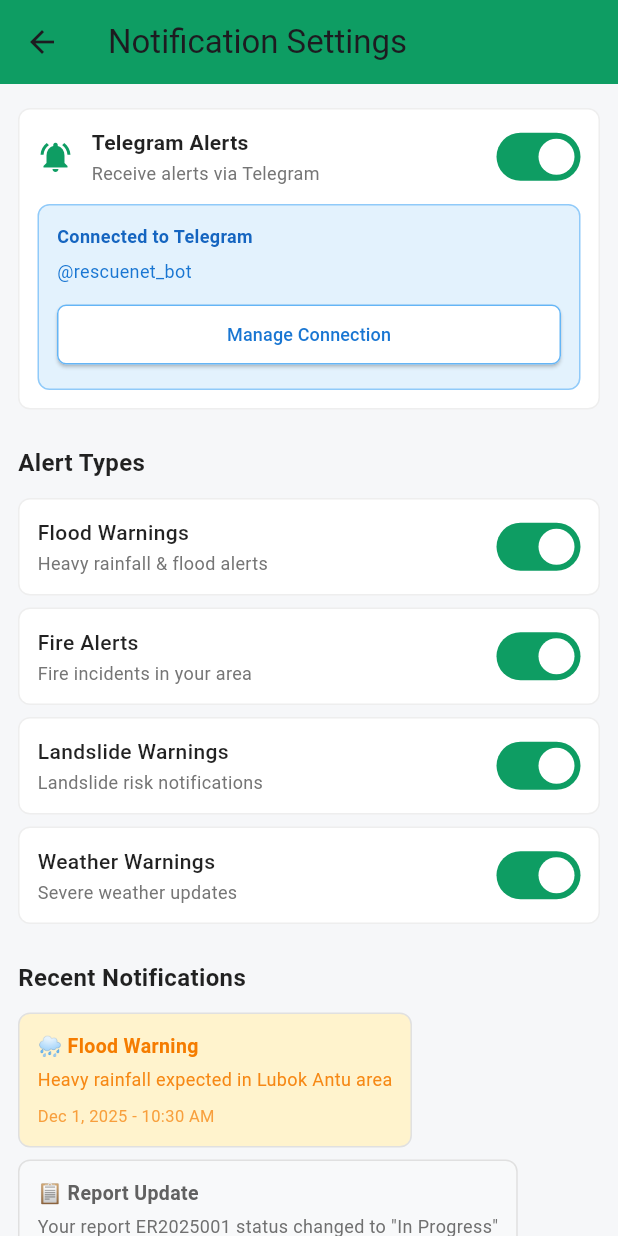
After one commit to natd23111/LubokAntuRescueNet, a Flutter app: the NotificationSettingsScreen screen opened directly, on a phone screen of 412 x 824 dp. The commit adds this screen. Run offline on Flutter 3.47's test engine with Material 3 defaults, Android fonts, the phone set to English and light mode, and no system bars; our stand-ins replace dio, firebase_core, shared_preferences; accounts and stored records are empty; generated files the repository leaves out were written again; network calls fail.

Commit message:
feat: Enhance user profile management with account info retrieval and notification settings

```diff
--- a/Lar-Frontend/lib/providers/auth_provider.dart
+++ b/Lar-Frontend/lib/providers/auth_provider.dart
@@ -11,6 +11,9 @@ class AuthProvider with ChangeNotifier {
   String? userEmail;
   String? userPhone;
   String? userAddress;
+  String? memberSince;
+  String? userId;
+  String? accountStatus;
 
   Future<bool> login(String email, String password) async {
     isLoading = true;
@@ -59,6 +62,21 @@ class AuthProvider with ChangeNotifier {
     }
   }
 
+  Future<void> fetchAccountInfo() async {
+    try {
+      final response = await _api.get(ApiConstants.userProfile);
+
+      if (response.data['success']) {
+        memberSince = response.data['account_info']['member_since'];
+        userId = response.data['account_info']['user_id'];
+        accountStatus = response.data['account_info']['status'];
+        notifyListeners();
+      }
+    } catch (e) {
+      print('Error fetching account info: $e');
+    }
+  }
+
   Future<void> logout() async {
     try {
       await StorageUtil.clearToken();
@@ -67,6 +85,9 @@ class AuthProvider with ChangeNotifier {
       userEmail = null;
       userPhone = null;
       userAddress = null;
+      memberSince = null;
+      userId = null;
+      accountStatus = null;
       notifyListeners();
     } catch (e) {
       print('Logout error: $e');
--- a/Lar-Frontend/lib/screens/citizen_dashboard.dart
+++ b/Lar-Frontend/lib/screens/citizen_dashboard.dart
@@ -5,6 +5,7 @@ import 'emergency/emergency_list.dart';
 import 'aid/aid_list.dart';
 import 'bantuan/bantuan_list.dart';
 import 'profile/profile_screen.dart';
+import 'notifications/notification_settings_screen.dart';
 
 class HomeScreen extends StatefulWidget {
   @override
@@ -105,7 +106,10 @@ class _HomeScreenState extends State<HomeScreen> {
                     Navigator.push(context, MaterialPageRoute(builder: (_) => ProfileScreen()));
                     _toggleMenu();
                   }),
-                  _menuItem(Icons.notifications, 'Notification Settings', onTap: () {}),
+                  _menuItem(Icons.notifications, 'Notification Settings', onTap: () {
+                    Navigator.push(context, MaterialPageRoute(builder: (_) => NotificationSettingsScreen()));
+                    _toggleMenu();
+                  }),
                   Divider(),
                   _menuItem(Icons.logout, 'Logout', color: Colors.red, onTap: () {
                     _logout(context);
--- /dev/null
+++ b/Lar-Frontend/lib/screens/notifications/notification_settings_screen.dart
@@ -0,0 +1,376 @@
+import 'package:flutter/material.dart';
+
+class NotificationSettingsScreen extends StatefulWidget {
+  @override
+  _NotificationSettingsScreenState createState() => _NotificationSettingsScreenState();
+}
+
+class _NotificationSettingsScreenState extends State<NotificationSettingsScreen> {
+  bool _telegramEnabled = true;
+  bool _floodAlerts = true;
+  bool _fireAlerts = true;
+  bool _landslideAlerts = true;
+  bool _weatherWarnings = true;
+
+  @override
+  Widget build(BuildContext context) {
+    final primaryGreen = Color(0xFF0E9D63);
+
+    return Scaffold(
+      backgroundColor: Color(0xFFF6F7F9),
+      appBar: AppBar(
+        backgroundColor: primaryGreen,
+        title: Text('Notification Settings'),
+        leading: IconButton(
+          icon: Icon(Icons.arrow_back),
+          onPressed: () => Navigator.pop(context),
+        ),
+        elevation: 0,
+      ),
+      body: SingleChildScrollView(
+        child: Padding(
+          padding: EdgeInsets.symmetric(horizontal: 12, vertical: 16),
+          child: Column(
+            crossAxisAlignment: CrossAxisAlignment.start,
+            children: [
+              // Telegram Integration Section
+              _buildTelegramSection(primaryGreen),
+
+              SizedBox(height: 24),
+
+              // Alert Types Section
+              Text(
+                'Alert Types',
+                style: TextStyle(fontSize: 16, fontWeight: FontWeight.w600, color: Colors.black87),
+              ),
+
+              SizedBox(height: 12),
+
+              // Flood Alerts
+              _buildAlertToggle(
+                'Flood Warnings',
+                'Heavy rainfall & flood alerts',
+                _floodAlerts,
+                (value) => setState(() => _floodAlerts = value),
+              ),
+
+              SizedBox(height: 8),
+
+              // Fire Alerts
+              _buildAlertToggle(
+                'Fire Alerts',
+                'Fire incidents in your area',
+                _fireAlerts,
+                (value) => setState(() => _fireAlerts = value),
+              ),
+
+              SizedBox(height: 8),
+
+              // Landslide Alerts
+              _buildAlertToggle(
+                'Landslide Warnings',
+                'Landslide risk notifications',
+                _landslideAlerts,
+                (value) => setState(() => _landslideAlerts = value),
+              ),
+
+              SizedBox(height: 8),
+
+              // Weather Warnings
+              _buildAlertToggle(
+                'Weather Warnings',
+                'Severe weather updates',
+                _weatherWarnings,
+                (value) => setState(() => _weatherWarnings = value),
+              ),
+
+              SizedBox(height: 24),
+
+              // Recent Notifications Section
+              Text(
+                'Recent Notifications',
+                style: TextStyle(fontSize: 16, fontWeight: FontWeight.w600, color: Colors.black87),
+              ),
+
+              SizedBox(height: 12),
+
+              // Flood Warning Notification
+              _buildNotificationCard(
+                '🌧️ Flood Warning',
+                'Heavy rainfall expected in Lubok Antu area',
+                'Dec 1, 2025 - 10:30 AM',
+                Color(0xFFFFF3CD),
+                Colors.orange.shade700,
+              ),
+
+              SizedBox(height: 8),
+
+              // Report Update Notification
+              _buildNotificationCard(
+                '📋 Report Update',
+                'Your report ER2025001 status changed to "In Progress"',
+                'Nov 29, 2025 - 4:15 PM',
+                Color(0xFFF8F9FA),
+                Colors.grey.shade700,
+              ),
+
+              SizedBox(height: 8),
+
+              // Aid Program Notification
+              _buildNotificationCard(
+                '🤝 New Aid Program',
+                'B40 Financial Assistance 2025 is now available',
+                'Nov 28, 2025 - 9:00 AM',
+                Color(0xFFF8F9FA),
+                Colors.grey.shade700,
+              ),
+
+              SizedBox(height: 24),
+
+              // Back Button
+              SizedBox(
+                width: double.infinity,
+                child: ElevatedButton(
+                  onPressed: () => Navigator.pop(context),
+                  style: ElevatedButton.styleFrom(
+                    backgroundColor: Colors.white,
+                    foregroundColor: Colors.grey.shade700,
+                    side: BorderSide(color: Colors.grey.shade300),
+                    padding: EdgeInsets.symmetric(vertical: 12),
+                    shape: RoundedRectangleBorder(
+                      borderRadius: BorderRadius.circular(8),
+                    ),
+                  ),
+                  child: Text(
+                    'Back',
+                    style: TextStyle(fontWeight: FontWeight.w500),
+                  ),
+                ),
+              ),
+
+              SizedBox(height: 16),
+            ],
+          ),
+        ),
+      ),
+    );
+  }
+
+  Widget _buildTelegramSection(Color primaryGreen) {
+    return Container(
+      padding: EdgeInsets.all(12),
+      decoration: BoxDecoration(
+        color: Colors.white,
+        borderRadius: BorderRadius.circular(8),
+        border: Border.all(color: Colors.grey.shade200),
+      ),
+      child: Column(
+        children: [
+          Row(
+            children: [
+              Icon(
+                _telegramEnabled ? Icons.notifications_active : Icons.notifications_off,
+                color: _telegramEnabled ? primaryGreen : Colors.grey.shade400,
+              ),
+              SizedBox(width: 12),
+              Expanded(
+                child: Column(
+                  crossAxisAlignment: CrossAxisAlignment.start,
+                  children: [
+                    Text(
+                      'Telegram Alerts',
+                      style: TextStyle(fontSize: 14, fontWeight: FontWeight.w600, color: Colors.black87),
+                    ),
+                    SizedBox(height: 2),
+                    Text(
+                      'Receive alerts via Telegram',
+                      style: TextStyle(fontSize: 12, color: Colors.grey.shade600),
+                    ),
+                  ],
+                ),
+              ),
+              SizedBox(width: 12),
+              _buildToggleSwitch(_telegramEnabled, (value) => setState(() => _telegramEnabled = value), primaryGreen),
+            ],
+          ),
+          SizedBox(height: 12),
+          if (_telegramEnabled)
+            Container(
+              padding: EdgeInsets.all(12),
+              decoration: BoxDecoration(
+                color: Color(0xFFE3F2FD),
+                borderRadius: BorderRadius.circular(8),
+                border: Border.all(color: Colors.blue.shade200),
+              ),
+              child: Column(
+                crossAxisAlignment: CrossAxisAlignment.start,
+                children: [
+                  Text(
+                    'Connected to Telegram',
+                    style: TextStyle(fontSize: 12, fontWeight: FontWeight.w600, color: Colors.blue.shade800),
+                  ),
+                  SizedBox(height: 6),
+                  Text(
+                    '@rescuenet_bot',
+                    style: TextStyle(fontSize: 12, color: Colors.blue.shade700),
+                  ),
+                  SizedBox(height: 10),
+                  SizedBox(
+                    width: double.infinity,
+                    child: ElevatedButton(
+                      onPressed: () {},
+                      style: ElevatedButton.styleFrom(
+                        backgroundColor: Colors.white,
+                        foregroundColor: Colors.blue.shade700,
+                        side: BorderSide(color: Colors.blue.shade300),
+                        padding: EdgeInsets.symmetric(vertical: 8),
+                        shape: RoundedRectangleBorder(
+                          borderRadius: BorderRadius.circular(6),
+                        ),
+                      ),
+                      child: Text(
+                        'Manage Connection',
+                        style: TextStyle(fontSize: 12),
+                      ),
+                    ),
+                  ),
+                ],
+              ),
+            )
+          else
+            Container(
+              padding: EdgeInsets.all(12),
+              decoration: BoxDecoration(
+                color: Color(0xFFF5F5F5),
+                borderRadius: BorderRadius.circular(8),
+                border: Border.all(color: Colors.grey.shade300),
+              ),
+              child: Column(
+                crossAxisAlignment: CrossAxisAlignment.start,
+                children: [
+                  Text(
+                    'Connect your Telegram account to receive instant alerts',
+                    style: TextStyle(fontSize: 12, color: Colors.grey.shade600),
+                  ),
+                  SizedBox(height: 10),
+                  SizedBox(
+                    width: double.infinity,
+                    child: ElevatedButton(
+                      onPressed: () {},
+                      style: ElevatedButton.styleFrom(
+                        backgroundColor: Color(0xFF0E9D63),
+                        foregroundColor: Colors.white,
+                        padding: EdgeInsets.symmetric(vertical: 8),
+                        shape: RoundedRectangleBorder(
+                          borderRadius: BorderRadius.circular(6),
+                        ),
+                      ),
+                      child: Text(
+                        'Connect Telegram',
+                        style: TextStyle(fontSize: 12),
+                      ),
+                    ),
+                  ),
+                ],
+              ),
+            ),
+        ],
+      ),
+    );
+  }
+
+  Widget _buildAlertToggle(String title, String subtitle, bool value, Function(bool) onChanged) {
+    return Container(
+      padding: EdgeInsets.all(12),
+      decoration: BoxDecoration(
+        color: Colors.white,
+        borderRadius: BorderRadius.circular(8),
+        border: Border.all(color: Colors.grey.shade200),
+      ),
+      child: Row(
+        children: [
+          Expanded(
+            child: Column(
+              crossAxisAlignment: CrossAxisAlignment.start,
+              children: [
+                Text(
+                  title,
+                  style: TextStyle(fontSize: 14, fontWeight: FontWeight.w500, color: Colors.black87),
+                ),
+                SizedBox(height: 2),
+                Text(
+                  subtitle,
+                  style: TextStyle(fontSize: 12, color: Colors.grey.shade600),
+                ),
+              ],
+            ),
+          ),
+          SizedBox(width: 12),
+          _buildToggleSwitch(value, onChanged, Color(0xFF0E9D63)),
+        ],
+      ),
+    );
+  }
+
+  Widget _buildToggleSwitch(bool value, Function(bool) onChanged, Color activeColor) {
+    return GestureDetector(
+      onTap: () => onChanged(!value),
+      child: AnimatedContainer(
+        duration: Duration(milliseconds: 200),
+        width: 56,
+        height: 32,
+        decoration: BoxDecoration(
+          borderRadius: BorderRadius.circular(16),
+          color: value ? activeColor : Colors.grey.shade300,
+        ),
+        child: Stack(
+          children: [
+            AnimatedPositioned(
+              duration: Duration(milliseconds: 200),
+              left: value ? 28 : 4,
+              top: 4,
+              child: Container(
+                width: 24,
+                height: 24,
+                decoration: BoxDecoration(
+                  shape: BoxShape.circle,
+                  color: Colors.white,
+                ),
+              ),
+            ),
+          ],
+        ),
+      ),
+    );
+  }
+
+  Widget _buildNotificationCard(String title, String message, String time, Color bgColor, Color textColor) {
+    return Container(
+      padding: EdgeInsets.all(12),
+      decoration: BoxDecoration(
+        color: bgColor,
+        borderRadius: BorderRadius.circular(8),
+        border: Border.all(color: Colors.grey.shade300),
+      ),
+      child: Column(
+        crossAxisAlignment: CrossAxisAlignment.start,
+        children: [
+          Text(
+            title,
+            style: TextStyle(fontSize: 13, fontWeight: FontWeight.w600, color: textColor),
+          ),
+          SizedBox(height: 4),
+          Text(
+            message,
+            style: TextStyle(fontSize: 12, color: textColor.withOpacity(0.9)),
+          ),
+          SizedBox(height: 8),
+          Text(
+            time,
+            style: TextStyle(fontSize: 11, color: textColor.withOpacity(0.7)),
+          ),
+        ],
+      ),
+    );
+  }
+}
--- a/Lar-Frontend/lib/screens/profile/profile_screen.dart
+++ b/Lar-Frontend/lib/screens/profile/profile_screen.dart
@@ -34,6 +34,9 @@ class _ProfileScreenState extends State<ProfileScreen> {
     _currentPasswordController = TextEditingController();
     _newPasswordController = TextEditingController();
     _confirmPasswordController = TextEditingController();
+
+    // Fetch account info
+    authProvider.fetchAccountInfo();
   }
 
   @override
@@ -382,7 +385,9 @@ class _ProfileScreenState extends State<ProfileScreen> {
                       SizedBox(height: 24),
 
                       // Account Information Section
-                      Container(
+                      Consumer<AuthProvider>(
+                        builder: (context, authProvider, child) {
+                          return Container(
                             padding: EdgeInsets.all(16),
                             decoration: BoxDecoration(
                               color: Colors.grey.shade50,
@@ -398,7 +403,7 @@ class _ProfileScreenState extends State<ProfileScreen> {
                                   mainAxisAlignment: MainAxisAlignment.spaceBetween,
                                   children: [
                                     Text('Member since:', style: TextStyle(color: Colors.black54)),
-                                Text('January 15, 2024', style: TextStyle(fontWeight: FontWeight.w500, color: Colors.black87)),
+                                    Text(authProvider.memberSince ?? 'Loading...', style: TextStyle(fontWeight: FontWeight.w500, color: Colors.black87)),
                                   ],
                                 ),
                                 SizedBox(height: 8),
@@ -412,7 +417,7 @@ class _ProfileScreenState extends State<ProfileScreen> {
                                         color: Colors.green.shade100,
                                         borderRadius: BorderRadius.circular(12),
                                       ),
-                                  child: Text('Active', style: TextStyle(color: Colors.green.shade700, fontSize: 12, fontWeight: FontWeight.w600)),
+                                      child: Text(authProvider.accountStatus ?? 'Loading...', style: TextStyle(color: Colors.green.shade700, fontSize: 12, fontWeight: FontWeight.w600)),
                                     ),
                                   ],
                                 ),
@@ -421,11 +426,13 @@ class _ProfileScreenState extends State<ProfileScreen> {
                                   mainAxisAlignment: MainAxisAlignment.spaceBetween,
                                   children: [
                                     Text('User ID:', style: TextStyle(color: Colors.black54)),
-                                Text('USR2024001523', style: TextStyle(fontWeight: FontWeight.w500, color: Colors.black87)),
+                                    Text(authProvider.userId ?? 'Loading...', style: TextStyle(fontWeight: FontWeight.w500, color: Colors.black87)),
                                   ],
                                 ),
                               ],
                             ),
+                          );
+                        },
                       ),
 
                       SizedBox(height: 24),
```
Also changed, not shown: 2 other files. Lines whose indentation alone changed are shown as unchanged.
